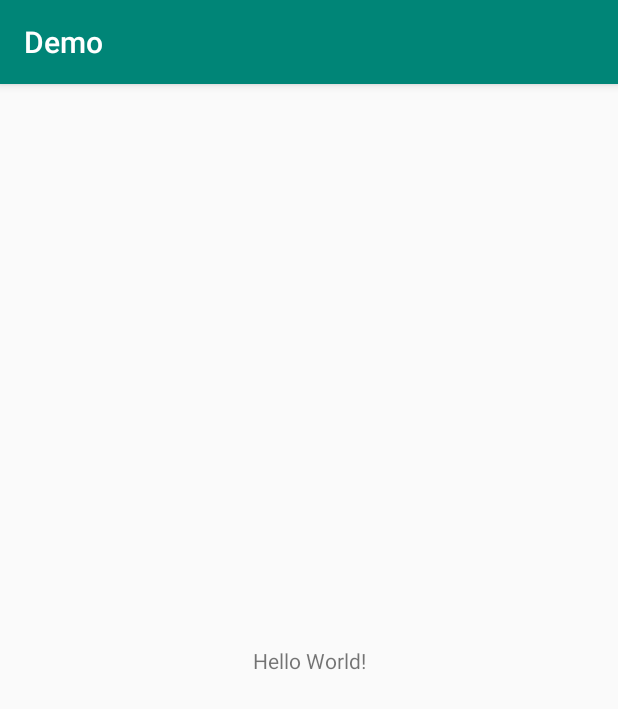
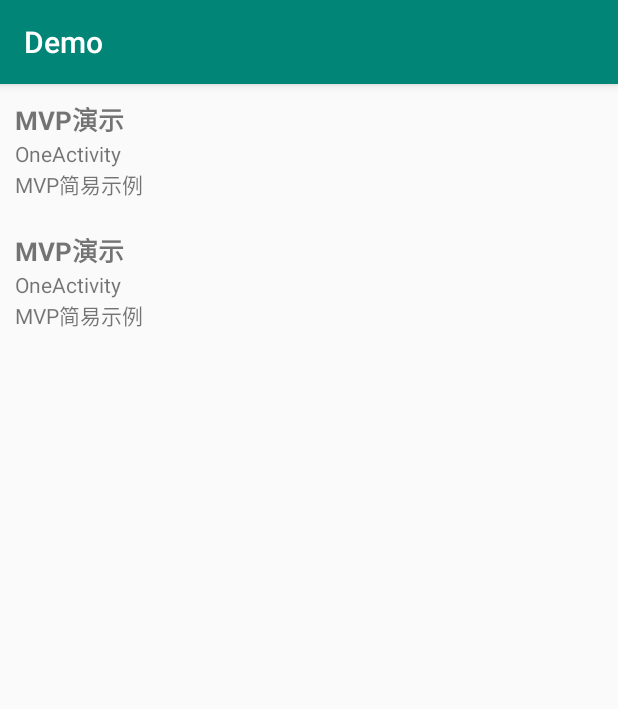
Before and after one commit to planrocket/AnyOne, an Android app: the screen it shows after launch (MainActivity), on a phone screen of 412 x 824 dp. Shown: the top 709 px of the screen. Run offline under Robolectric (Android 15) with nearby library versions, the phone set to English and light mode, and no system bars; libraries missing offline, so code that uses them is left out: com.blankj.utilcode; 1 statement that could not run was skipped.

Commit message:
添加MVP 简易示例

```diff
--- a/demo/build.gradle
+++ b/demo/build.gradle
@@ -24,8 +24,9 @@ android {
 }
 
 dependencies {
-    implementation fileTree(dir: 'libs', include: ['*.jar'])
-
+    implementation fileTree(include: ['*.jar'], dir: 'libs')
     implementation rootProject.ext.depends_public.appcompat_v7
     implementation rootProject.ext.depends_public.constraint_layout
+    implementation rootProject.ext.depends_public.recyclerview_v7
+    implementation project(':base')
 }
--- a/demo/src/main/AndroidManifest.xml
+++ b/demo/src/main/AndroidManifest.xml
@@ -3,14 +3,13 @@
     package="com.example.demo">
 
     <application
-        android:allowBackup="true"
+        android:name=".app.MApplication"
+        android:allowBackup="false"
         android:icon="@mipmap/ic_launcher"
         android:label="@string/app_name"
-        android:roundIcon="@mipmap/ic_launcher_round"
-        android:supportsRtl="true"
         android:theme="@style/AppTheme">
         <activity android:name=".one.OneActivity"></activity>
-        <activity android:name=".MainActivity">
+        <activity android:name=".main.MainActivity">
             <intent-filter>
                 <action android:name="android.intent.action.MAIN" />
 
--- a/demo/src/main/java/com/example/demo/MainActivity.java
+++ /dev/null
@@ -1,13 +0,0 @@
-package com.example.demo;
-
-import android.os.Bundle;
-import android.support.v7.app.AppCompatActivity;
-
-public class MainActivity extends AppCompatActivity {
-
-    @Override
-    protected void onCreate(Bundle savedInstanceState) {
-        super.onCreate(savedInstanceState);
-        setContentView(R.layout.activity_main);
-    }
-}
--- /dev/null
+++ b/demo/src/main/java/com/example/demo/app/MApplication.java
@@ -0,0 +1,19 @@
+package com.example.demo.app;
+
+import android.app.Application;
+
+import com.example.demo.BuildConfig;
+import com.xin.common.init.CommonInitTask;
+
+public class MApplication extends Application {
+
+    @Override
+    public void onCreate() {
+        super.onCreate();
+
+        //初始化
+        CommonInitTask.initByMainProcess(this, BuildConfig.DEBUG);
+    }
+
+
+}
--- /dev/null
+++ b/demo/src/main/java/com/example/demo/main/MainActivity.java
@@ -0,0 +1,37 @@
+package com.example.demo.main;
+
+import android.os.Bundle;
+import android.support.v7.app.AppCompatActivity;
+import android.support.v7.widget.LinearLayoutManager;
+import android.support.v7.widget.RecyclerView;
+
+import com.example.demo.R;
+import com.example.demo.one.OneActivity;
+
+import java.util.ArrayList;
+import java.util.List;
+
+public class MainActivity extends AppCompatActivity {
+
+    private RecyclerView rv_content;
+
+    @Override
+    protected void onCreate(Bundle savedInstanceState) {
+        super.onCreate(savedInstanceState);
+        setContentView(R.layout.main_activity);
+        rv_content = findViewById(R.id.rv_content);
+        List<MainFuncBean> list = mockList();
+        MainAdapter mainAdapter = new MainAdapter(this, list);
+        LinearLayoutManager linearLayoutManager = new LinearLayoutManager(this, LinearLayoutManager.VERTICAL, false);
+        rv_content.setLayoutManager(linearLayoutManager);
+        rv_content.setAdapter(mainAdapter);
+    }
+
+    private List<MainFuncBean> mockList() {
+        ArrayList<MainFuncBean> list = new ArrayList<>();
+        list.add(new MainFuncBean(OneActivity.class, "MVP演示", "MVP简易示例"));
+        list.add(new MainFuncBean(OneActivity.class, "MVP演示", "MVP简易示例"));
+
+        return list;
+    }
+}
--- /dev/null
+++ b/demo/src/main/java/com/example/demo/main/MainAdapter.java
@@ -0,0 +1,62 @@
+package com.example.demo.main;
+
+import android.content.Context;
+import android.content.Intent;
+import android.support.annotation.NonNull;
+import android.support.v7.widget.RecyclerView;
+import android.view.LayoutInflater;
+import android.view.View;
+import android.view.ViewGroup;
+import android.widget.LinearLayout;
+import android.widget.TextView;
+
+import com.example.demo.R;
+import com.xin.commonfunc.base.adapter.BaseRVAdapter;
+
+import java.util.List;
+
+public class MainAdapter extends BaseRVAdapter<MainFuncBean, MainAdapter.MainContentViewHolder> {
+
+
+    public MainAdapter(Context context, List<MainFuncBean> list) {
+        super(context, list);
+    }
+
+    @NonNull
+    @Override
+    public MainContentViewHolder onCreateViewHolder(@NonNull ViewGroup viewGroup, int i) {
+        View view = LayoutInflater.from(mContext).inflate(R.layout.main_list_item, viewGroup, false);
+        return new MainContentViewHolder(view);
+    }
+
+    @Override
+    public void onBindViewHolder(@NonNull MainContentViewHolder mainContentViewHolder, int position) {
+        final MainFuncBean data = mList.get(position);
+        mainContentViewHolder.tv_title.setText(data.getTitle());
+        mainContentViewHolder.tv_target.setText(data.getTargetActivity().getSimpleName());
+        mainContentViewHolder.tv_description.setText(data.getDescription());
+        mainContentViewHolder.ll_content.setOnClickListener(new View.OnClickListener() {
+            @Override
+            public void onClick(View v) {
+                mContext.startActivity(new Intent(mContext, data.getTargetActivity()));
+            }
+        });
+    }
+
+
+    public static class MainContentViewHolder extends RecyclerView.ViewHolder {
+
+        LinearLayout ll_content;
+        TextView tv_title;
+        TextView tv_target;
+        TextView tv_description;
+
+        public MainContentViewHolder(@NonNull View itemView) {
+            super(itemView);
+            ll_content = itemView.findViewById(R.id.ll_content);
+            tv_title = itemView.findViewById(R.id.tv_title);
+            tv_target = itemView.findViewById(R.id.tv_target);
+            tv_description = itemView.findViewById(R.id.tv_description);
+        }
+    }
+}
--- /dev/null
+++ b/demo/src/main/java/com/example/demo/main/MainFuncBean.java
@@ -0,0 +1,37 @@
+package com.example.demo.main;
+
+public class MainFuncBean {
+    private Class targetActivity;
+    private String title;
+    private String description;
+
+    public MainFuncBean(final Class targetActivity, final String title, final String description) {
+        this.targetActivity = targetActivity;
+        this.title = title;
+        this.description = description;
+    }
+
+    public String getTitle() {
+        return this.title;
+    }
+
+    public void setTitle(final String title) {
+        this.title = title;
+    }
+
+    public Class getTargetActivity() {
+        return this.targetActivity;
+    }
+
+    public void setTargetActivity(final Class targetActivity) {
+        this.targetActivity = targetActivity;
+    }
+
+    public String getDescription() {
+        return this.description;
+    }
+
+    public void setDescription(final String description) {
+        this.description = description;
+    }
+}
--- a/demo/src/main/java/com/example/demo/one/OneActivity.java
+++ b/demo/src/main/java/com/example/demo/one/OneActivity.java
@@ -2,6 +2,7 @@ package com.example.demo.one;
 
 import android.os.Bundle;
 import android.support.v7.app.AppCompatActivity;
+import android.widget.TextView;
 
 import com.example.demo.R;
 
@@ -11,8 +12,10 @@ public class OneActivity extends AppCompatActivity implements OneContract.View {
     protected void onCreate(Bundle savedInstanceState) {
         super.onCreate(savedInstanceState);
         setContentView(R.layout.activity_one);
+        TextView tv_content = findViewById(R.id.tv_content);
+        tv_content.setText("MVP演示");
+    }
 
-    }
 
     @Override
     public void onBtnClicked() {
--- a/demo/src/main/java/com/example/demo/one/OneContract.java
+++ b/demo/src/main/java/com/example/demo/one/OneContract.java
@@ -1,6 +1,10 @@
 package com.example.demo.one;
 
 
+/**
+ * view、Presenter 不在继承BaseView、BasePresenter
+ * 仅用来内部约束
+ */
 public interface OneContract {
 
     interface View {
--- a/demo/src/main/res/layout/activity_main.xml
+++ /dev/null
@@ -1,18 +0,0 @@
-<?xml version="1.0" encoding="utf-8"?>
-<android.support.constraint.ConstraintLayout xmlns:android="http://schemas.android.com/apk/res/android"
-    xmlns:app="http://schemas.android.com/apk/res-auto"
-    xmlns:tools="http://schemas.android.com/tools"
-    android:layout_width="match_parent"
-    android:layout_height="match_parent"
-    tools:context=".MainActivity">
-
-    <TextView
-        android:layout_width="wrap_content"
-        android:layout_height="wrap_content"
-        android:text="Hello World!"
-        app:layout_constraintBottom_toBottomOf="parent"
-        app:layout_constraintLeft_toLeftOf="parent"
-        app:layout_constraintRight_toRightOf="parent"
-        app:layout_constraintTop_toTopOf="parent" />
-
-</android.support.constraint.ConstraintLayout>
--- a/demo/src/main/res/layout/activity_one.xml
+++ b/demo/src/main/res/layout/activity_one.xml
@@ -1,8 +1,12 @@
 <?xml version="1.0" encoding="utf-8"?>
-<android.support.constraint.ConstraintLayout xmlns:android="http://schemas.android.com/apk/res/android"
-    xmlns:tools="http://schemas.android.com/tools"
+<LinearLayout xmlns:android="http://schemas.android.com/apk/res/android"
+    android:layout_height="match_parent"
     android:layout_width="match_parent"
-    android:layout_height="match_parent"
-    tools:context=".one.OneActivity">
+    android:orientation="vertical">
 
-</android.support.constraint.ConstraintLayout>
+    <TextView
+        android:id="@+id/tv_content"
+        android:layout_width="wrap_content"
+        android:layout_height="wrap_content" />
+
+</LinearLayout>
--- /dev/null
+++ b/demo/src/main/res/layout/main_activity.xml
@@ -0,0 +1,12 @@
+<?xml version="1.0" encoding="utf-8"?>
+<LinearLayout xmlns:android="http://schemas.android.com/apk/res/android"
+    android:layout_width="match_parent"
+    android:layout_height="match_parent"
+    android:orientation="vertical">
+
+    <android.support.v7.widget.RecyclerView
+        android:id="@+id/rv_content"
+        android:layout_width="match_parent"
+        android:layout_height="match_parent" />
+
+</LinearLayout>
--- /dev/null
+++ b/demo/src/main/res/layout/main_list_item.xml
@@ -0,0 +1,36 @@
+<?xml version="1.0" encoding="utf-8"?>
+<LinearLayout xmlns:android="http://schemas.android.com/apk/res/android"
+    xmlns:tools="http://schemas.android.com/tools"
+    android:id="@+id/ll_content"
+    android:layout_width="match_parent"
+    android:layout_height="wrap_content"
+    android:orientation="vertical"
+    android:padding="10dp">
+
+    <TextView
+        android:id="@+id/tv_title"
+        android:layout_width="wrap_content"
+        android:layout_height="wrap_content"
+        android:textSize="17sp"
+        android:textStyle="bold"
+        tools:text="我是标题" />
+
+    <TextView
+        android:id="@+id/tv_target"
+        android:layout_width="wrap_content"
+        android:layout_height="wrap_content"
+        android:maxLines="1"
+        android:minLines="1"
+        android:textSize="14sp"
+        tools:text="MainAcitivy" />
+
+    <TextView
+        android:id="@+id/tv_description"
+        android:layout_width="wrap_content"
+        android:layout_height="wrap_content"
+        android:maxLines="2"
+        android:textSize="14sp"
+        tools:text="我是描述我是描述我是描述我是" />
+
+
+</LinearLayout>
--- a/group_common/base/build.gradle
+++ b/group_common/base/build.gradle
@@ -30,6 +30,7 @@ dependencies {
 //    implementation project(path: ':core')//不希望向外部暴露core依赖，让他们使用u_common
 
     implementation rootProject.ext.depends_public.appcompat_v7
+    implementation rootProject.ext.depends_public.constraint_layout
     implementation rootProject.ext.depends_public.recyclerview_v7
-    implementation rootProject.ext.depends_public.utilcode
+    api rootProject.ext.depends_public.utilcode
 }
--- a/group_common/base/src/main/java/com/xin/config/GlobalConfig.java
+++ b/group_common/base/src/main/java/com/xin/common/config/GlobalConfig.java
@@ -1,4 +1,4 @@
-package com.xin.config;
+package com.xin.common.config;
 
 
 /**
--- a/group_common/base/src/main/java/com/xin/common/init/CommonInitTask.java
+++ b/group_common/base/src/main/java/com/xin/common/init/CommonInitTask.java
@@ -3,7 +3,7 @@ package com.xin.common.init;
 import android.content.Context;
 
 import com.blankj.utilcode.util.Utils;
-import com.xin.config.GlobalConfig;
+import com.xin.common.config.GlobalConfig;
 
 public class CommonInitTask {
 
--- a/group_common/base/src/main/java/com/xin/commonfunc/base/adapter/BaseRVAdapter.java
+++ b/group_common/base/src/main/java/com/xin/commonfunc/base/adapter/BaseRVAdapter.java
@@ -14,8 +14,8 @@ import java.util.List;
  * 适用于Recycview的adaper
  */
 public abstract class BaseRVAdapter<T, VH extends RecyclerView.ViewHolder> extends RecyclerView.Adapter<VH> {
-    private final List<T> mList;
-    private final Context mContext;
+    protected final List<T> mList;
+    protected final Context mContext;
 
     public BaseRVAdapter(Context context) {
         this(context, null);
```
Also changed, not shown: 1 other file.
